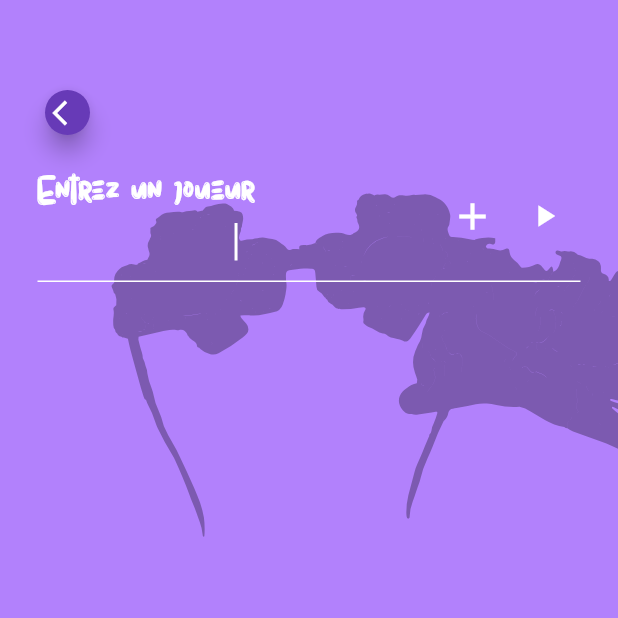
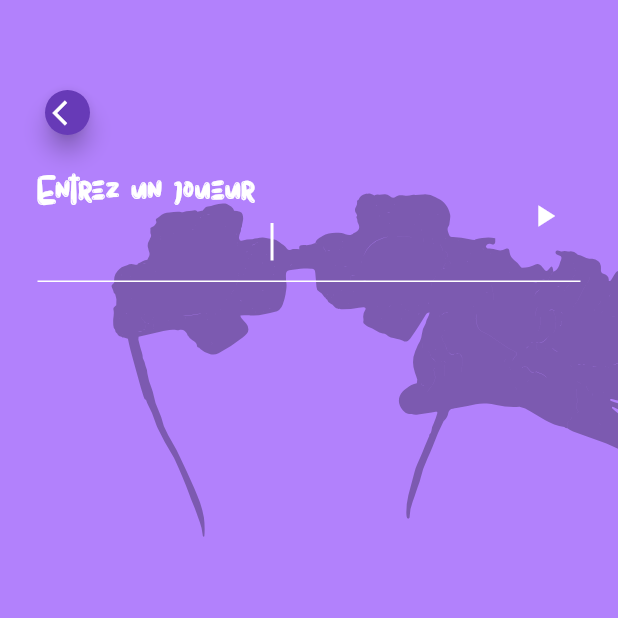
Before and after one commit to ben-ndui/my_pyramid, a Flutter app: the JouerScreen screen opened directly, on a phone screen of 412 x 824 dp, the top half of it. Run offline on Flutter 3.47's test engine with Material 2 defaults, Android fonts, the phone set to English and light mode, and no system bars; our stand-ins replace flutter_spinkit, flutter_svg.

Commit message:
Update ✅ - Modification affichage des cartes des joueurs

```diff
--- a/lib/main.dart
+++ b/lib/main.dart
@@ -11,7 +11,9 @@ class MyApp extends StatelessWidget {
   Widget build(BuildContext context) {
     return MaterialApp(
       title: 'My Pyramid',
-      theme: ThemeData(fontFamily: 'Stella',),
+      theme: ThemeData(
+        fontFamily: 'Stella',
+      ),
       home: Loader(),
       debugShowCheckedModeBanner: false,
     );
--- a/lib/vues/components/cardScrollWidget.dart
+++ b/lib/vues/components/cardScrollWidget.dart
@@ -5,6 +5,7 @@ import 'package:my_pyramid/model/constants.dart';
 
 import 'data.dart';
 
+// ignore: must_be_immutable
 class CardScrollWidget extends StatelessWidget {
   var currentPage;
   var padding = 40.0;
--- a/lib/vues/jouer/components/jouerComponents/jouer_body.dart
+++ b/lib/vues/jouer/components/jouerComponents/jouer_body.dart
@@ -30,23 +30,7 @@ class _JouerBodyState extends State<JouerBody> {
       child: Stack(
         children: [
           HomeBackground(homeBackURL: "assets/backgrounds/play.svg"),
-          Container(
-            width: 30,
-            height: 30,
-            margin: EdgeInsets.only(top: 60, left: 30),
-            child: FloatingActionButton(
-              backgroundColor: Colors.deepPurple,
-              onPressed: () {
-                Navigator.of(context).pop();
-              },
-              child: Center(
-                child: Icon(
-                  Icons.arrow_back_ios,
-                  size: 20,
-                ),
-              ),
-            ),
-          ),
+          backButton(context),
           Padding(
             padding: const EdgeInsets.only(
               top: 100,
@@ -93,20 +77,14 @@ class _JouerBodyState extends State<JouerBody> {
                   children: [
                     IconButton(
                       color: Colors.white,
-                      icon: Icon(Icons.add, size: 30,),
-                      onPressed: () {
-                        setState(() {
-                          addPlayer(context);
-                        });
-                      },
-                    ),
-                    IconButton(
-                      color: Colors.white,
                       icon: Icon(Icons.play_arrow_sharp),
                       onPressed: () {
                         setState(
                           () {
                             this.gameDeck.initDeck();
+
+                            /// Si le nombre de joueur est suffisant, je lance le jeu ->
+                            /// Redirection vers first setp of the game
                             if (this.playersList.length > 0) {
                               Navigator.push(
                                 context,
@@ -140,7 +118,7 @@ class _JouerBodyState extends State<JouerBody> {
                                           "assets/backgrounds/components/blackChoice.png",
                                       nextScreenName: "PlusOuMoinsScreen",
                                       nextScreenMessage:
-                                          "Allez hop, \n PLUS or MINUS !!",
+                                          "Allez hop, \n Plus ou Moins !!",
                                       gameDeck: this.gameDeck,
                                       currPlayer: 0,
                                     );
@@ -176,8 +154,7 @@ class _JouerBodyState extends State<JouerBody> {
             ),
           ),
           Container(
-            margin:
-                EdgeInsets.only(top: size.height/5),
+            margin: EdgeInsets.only(top: size.height / 5),
             // color: Colors.green,
             height: MediaQuery.of(context).size.height,
             child: ListView.builder(
@@ -193,8 +170,16 @@ class _JouerBodyState extends State<JouerBody> {
                         backgroundColor:
                             Colors.brown[playersList[index].hashCode],
                       ),
-                      title: Text(playersList[index]!.name!, style: TextStyle(fontSize: 45,)),
-                      subtitle: Text('Let\'s get it', style: TextStyle(fontSize: 25,),),
+                      title: Text(playersList[index]!.name!,
+                          style: TextStyle(
+                            fontSize: 45,
+                          )),
+                      subtitle: Text(
+                        'Let\'s get it',
+                        style: TextStyle(
+                          fontSize: 25,
+                        ),
+                      ),
                       trailing: TextButton(
                         onPressed: () {
                           setState(() {
@@ -212,7 +197,14 @@ class _JouerBodyState extends State<JouerBody> {
               },
             ),
           ),
-          Container(
+          playButton(context),
+        ],
+      ),
+    );
+  }
+
+  Container playButton(BuildContext context) {
+    return Container(
       alignment: Alignment.bottomCenter,
       margin: EdgeInsets.only(bottom: 10),
       child: TextButton(
@@ -234,8 +226,8 @@ class _JouerBodyState extends State<JouerBody> {
                     transitionDuration: Duration(
                       milliseconds: 1000,
                     ),
-                          transitionsBuilder: (context, animation,
-                              animationTime, child) {
+                    transitionsBuilder:
+                        (context, animation, animationTime, child) {
                       animation = CurvedAnimation(
                         parent: animation,
                         curve: Curves.elasticInOut,
@@ -246,21 +238,18 @@ class _JouerBodyState extends State<JouerBody> {
                         child: child,
                       );
                     },
-                          pageBuilder:
-                              (context, animation, animationTime) {
+                    pageBuilder: (context, animation, animationTime) {
                       return GameScreen(
                         playersList: this.playersList,
                         tour: 1,
                         nextScreen: this.nextScreen,
-                              nextScreenBackground:
-                              "assets/backgrounds/fisrt.png",
+                        nextScreenBackground: "assets/backgrounds/fisrt.png",
                         firstBtnImageURL:
                             "assets/backgrounds/components/redChoice.png",
                         secondBtnImageURL:
                             "assets/backgrounds/components/blackChoice.png",
                         nextScreenName: "PlusOuMoinsScreen",
-                              nextScreenMessage:
-                              "Allez hop, \n PLUS or MINUS !!",
+                        nextScreenMessage: "Allez hop, \n Plus ou Moins !!",
                         gameDeck: this.gameDeck,
                         currPlayer: 0,
                       );
@@ -295,8 +284,25 @@ class _JouerBodyState extends State<JouerBody> {
           ),
         ),
       ),
+    );
+  }
+
+  Container backButton(BuildContext context) {
+    return Container(
+      width: 30,
+      height: 30,
+      margin: EdgeInsets.only(top: 60, left: 30),
+      child: FloatingActionButton(
+        backgroundColor: Colors.deepPurple,
+        onPressed: () {
+          Navigator.of(context).pop();
+        },
+        child: Center(
+          child: Icon(
+            Icons.arrow_back_ios,
+            size: 20,
           ),
-        ],
+        ),
       ),
     );
   }
@@ -332,8 +338,7 @@ class _JouerBodyState extends State<JouerBody> {
         builder: (BuildContext context) {
           return CustomDialogBox(
             title: "👻",
-              descriptions:
-              "Tu n'as entré aucun joueur.. ",
+            descriptions: "Tu n'as entré aucun joueur.. ",
             text: "Bruuh",
           );
         },
```
Also changed, not shown: lib/controller/PlayGameMethod.dart (+4 -3 lines), lib/controller/components/check_my_deck.dart (+25 -3 lines), lib/controller/components/gameBody.dart (+5 -5 lines), 2 other files. Lines whose indentation alone changed are shown as unchanged.
